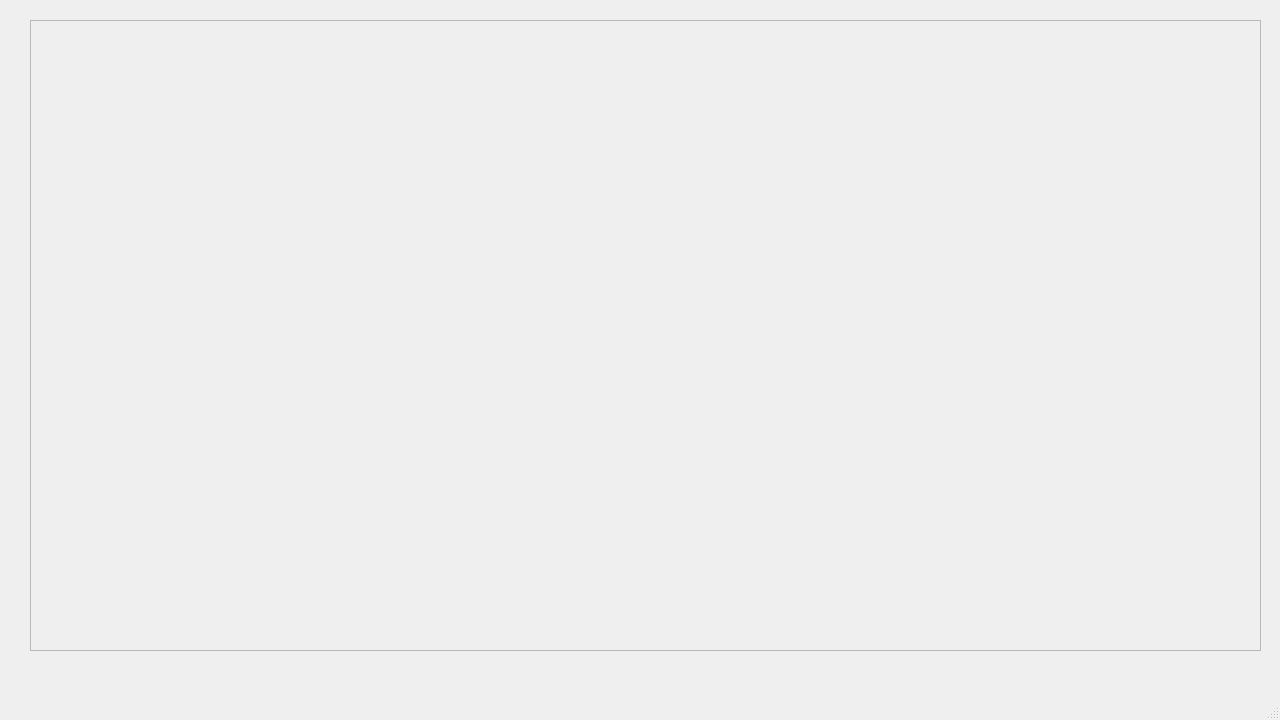
Old version of the form ui/mainWindow.ui in the repository BibekTripathy/PlantCareApp.
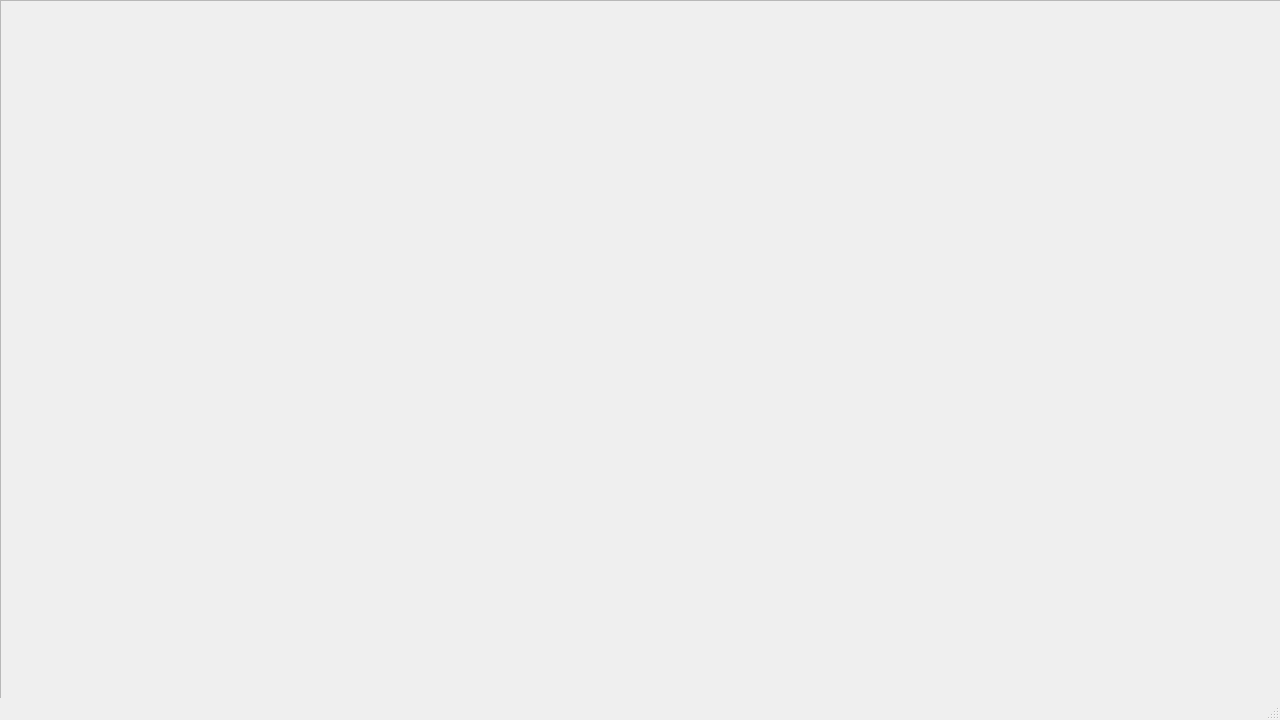
New version of the form.

Commit message: Style: Changed the MainWindow display style to two column

Diff of the .ui file:
```diff
--- a/ui/mainWindow.ui
+++ b/ui/mainWindow.ui
@@ -17,10 +17,10 @@
    <widget class="QScrollArea" name="scrollArea">
     <property name="geometry">
      <rect>
-      <x>30</x>
-      <y>20</y>
-      <width>1231</width>
-      <height>631</height>
+      <x>0</x>
+      <y>0</y>
+      <width>1281</width>
+      <height>711</height>
      </rect>
     </property>
     <property name="widgetResizable">
@@ -31,8 +31,8 @@
       <rect>
        <x>0</x>
        <y>0</y>
-       <width>1229</width>
-       <height>629</height>
+       <width>1279</width>
+       <height>709</height>
       </rect>
      </property>
      <layout class="QVBoxLayout" name="verticalLayout_3">
```
Left out of the diff: 5 changed lines with no effect on the pictures. The commit also changes 1 other file.
